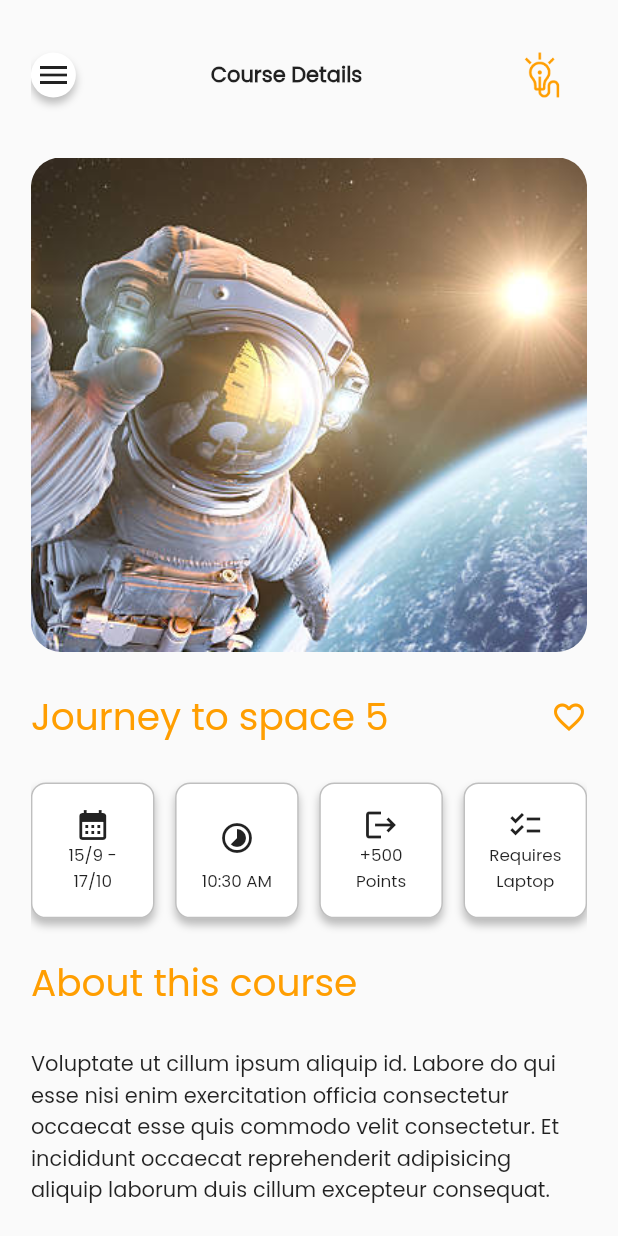
After one commit to axelabbas/isc_app, a Flutter app: the courseDetailsScreen screen opened directly, on a phone screen of 412 x 824 dp. The commit adds this screen. Run offline on Flutter 3.47's test engine with Material 2 defaults, Android fonts, the phone set to English and light mode, and no system bars.

Commit message:
created Course details screen

```diff
--- /dev/null
+++ b/lib/views/screens/coursesScreens/courseDetailsScreen.dart
@@ -0,0 +1,97 @@
+import 'package:flutter/material.dart';
+import 'package:iscapp/models/colorsClass.dart';
+import 'package:iscapp/views/screens/coursesScreen.dart';
+import 'package:iscapp/views/widgets/appBarWidget.dart';
+import 'package:iscapp/views/widgets/workshopsWidgets.dart/courseDetailsWidget.dart';
+
+class courseDetailsScreen extends StatefulWidget {
+  const courseDetailsScreen({super.key});
+
+  @override
+  State<courseDetailsScreen> createState() => _courseDetailsScreenState();
+}
+
+class _courseDetailsScreenState extends State<courseDetailsScreen> {
+  @override
+  Widget build(BuildContext context) {
+    return Scaffold(
+      body: Padding(
+        padding: EdgeInsets.symmetric(
+            horizontal: MediaQuery.of(context).size.width * 0.05, vertical: 20),
+        child: SingleChildScrollView(
+          child: Column(
+            children: [
+              appBarWidget("Course Details"),
+              SizedBox(
+                height: 25,
+              ),
+              Container(
+                height: MediaQuery.of(context).size.height * 0.4,
+                width: MediaQuery.of(context).size.width,
+                decoration: BoxDecoration(
+                  borderRadius: BorderRadius.circular(20),
+                  image: DecorationImage(
+                    image: AssetImage("assets/images/spaceman.jpg"),
+                    fit: BoxFit.cover,
+                  ),
+                ),
+              ),
+              SizedBox(
+                height: 25,
+              ),
+              Row(
+                mainAxisAlignment: MainAxisAlignment.spaceBetween,
+                children: [
+                  Text(
+                    "Journey to space 5",
+                    overflow: TextOverflow.ellipsis,
+                    softWrap: false,
+                    style:
+                        TextStyle(color: myColors.primaryColor, fontSize: 25),
+                  ),
+                  Icon(Icons.favorite_border_outlined,
+                      color: myColors.primaryColor)
+                ],
+              ),
+              SizedBox(
+                height: 25,
+              ),
+              Row(
+                mainAxisAlignment: MainAxisAlignment.spaceBetween,
+                children: [
+                  courseDetailsWidget(
+                      context,
+                      Icon(
+                        Icons.calendar_month,
+                      ),
+                      "15/9 - 17/10"),
+                  courseDetailsWidget(
+                      context, Icon(Icons.timelapse), "10:30 AM"),
+                  courseDetailsWidget(
+                      context, Icon(Icons.logout), "+500 Points"),
+                  courseDetailsWidget(
+                      context, Icon(Icons.checklist), "Requires Laptop"),
+                ],
+              ),
+              SizedBox(
+                height: 25,
+              ),
+              Align(
+                alignment: Alignment.centerLeft,
+                child: Text(
+                  "About this course",
+                  style: TextStyle(color: myColors.primaryColor, fontSize: 25),
+                ),
+              ),
+              SizedBox(
+                height: 25,
+              ),
+              Text(
+                  "Voluptate ut cillum ipsum aliquip id. Labore do qui esse nisi enim exercitation officia consectetur occaecat esse quis commodo velit consectetur. Et incididunt occaecat reprehenderit adipisicing aliquip laborum duis cillum excepteur consequat. Labore dolore anim culpa reprehenderit laborum id irure. Ipsum veniam minim magna fugiat qui incididunt irure incididunt magna consectetur nostrud. Do fugiat incididunt quis aute dolore exercitation pariatur officia.")
+            ],
+          ),
+        ),
+      ),
+    );
+  }
+}
--- /dev/null
+++ b/lib/views/widgets/workshopsWidgets.dart/courseDetailsWidget.dart
@@ -0,0 +1,37 @@
+import 'package:flutter/material.dart';
+
+Widget courseDetailsWidget(context, icon, title) {
+  return Container(
+    padding: EdgeInsets.symmetric(vertical: 15, horizontal: 10),
+    height: MediaQuery.of(context).size.height * 0.11,
+    width: MediaQuery.of(context).size.width * 0.2,
+    decoration: BoxDecoration(
+        color: Colors.white,
+        borderRadius: BorderRadius.circular(10),
+        boxShadow: [
+          BoxShadow(
+              color: Colors.black.withOpacity(0.25),
+              blurRadius: 4,
+              offset: Offset(0, 4))
+        ],
+        border: Border.all(
+          color: Colors.black.withOpacity(0.25),
+          width: 1,
+        )),
+    child: Column(
+      mainAxisAlignment: MainAxisAlignment.spaceBetween,
+      children: [
+        Container(),
+        icon,
+        Text(
+          title,
+          textAlign: TextAlign.center,
+          textScaleFactor: 0.8,
+          maxLines: 2,
+          softWrap: false,
+          overflow: TextOverflow.ellipsis,
+        ),
+      ],
+    ),
+  );
+}
--- a/lib/views/widgets/workshopsWidgets.dart/courseWidget.dart
+++ b/lib/views/widgets/workshopsWidgets.dart/courseWidget.dart
@@ -1,8 +1,14 @@
 import 'package:flutter/material.dart';
 import 'package:iscapp/views/screens/coursesScreen.dart';
+import 'package:iscapp/views/screens/coursesScreens/CourseDetailsScreen.dart';
 
 courseWidget(context, title, lessonCount, startDay, endDay, time) {
-  return Container(
+  return InkWell(
+    onTap: () {
+      Navigator.push(context,
+          MaterialPageRoute(builder: (context) => courseDetailsScreen()));
+    },
+    child: Container(
       height: MediaQuery.of(context).size.width * 0.17,
       margin: EdgeInsets.symmetric(vertical: 10),
       decoration: BoxDecoration(
@@ -43,7 +49,7 @@ courseWidget(context, title, lessonCount, startDay, endDay, time) {
                   style: TextStyle(
                       fontWeight: FontWeight.w600,
                       fontSize:
-                        AdaptiveTextSize().getadaptiveTextSize(context, 22)),
+                          AdaptiveTextSize().getadaptiveTextSize(context, 20)),
                 ),
                 Row(
                   children: [
@@ -52,7 +58,7 @@ courseWidget(context, title, lessonCount, startDay, endDay, time) {
                       "$startDay-$endDay",
                       style: TextStyle(
                           fontSize: AdaptiveTextSize()
-                            .getadaptiveTextSize(context, 20)),
+                              .getadaptiveTextSize(context, 18)),
                     ),
                     SizedBox(
                       width: 15,
@@ -62,7 +68,7 @@ courseWidget(context, title, lessonCount, startDay, endDay, time) {
                       "$time",
                       style: TextStyle(
                           fontSize: AdaptiveTextSize()
-                            .getadaptiveTextSize(context, 20)),
+                              .getadaptiveTextSize(context, 18)),
                     ),
                   ],
                 )
@@ -74,10 +80,10 @@ courseWidget(context, title, lessonCount, startDay, endDay, time) {
           ),
           Container(
             margin: EdgeInsets.only(right: 2, top: 2, bottom: 2),
-          height:
-              MediaQuery.of(context).size.width * 0.17, //> 100 ? 100 : imgSize,
-          width:
-              MediaQuery.of(context).size.width * 0.17, //> 100 ? 100 : imgSize,
+            height: MediaQuery.of(context).size.width *
+                0.17, //> 100 ? 100 : imgSize,
+            width: MediaQuery.of(context).size.width *
+                0.17, //> 100 ? 100 : imgSize,
             decoration: BoxDecoration(
                 image: DecorationImage(
                   image: AssetImage("assets/images/spaceman.jpg"),
@@ -87,5 +93,6 @@ courseWidget(context, title, lessonCount, startDay, endDay, time) {
           ),
         ],
       ),
+    ),
   );
 }
```
Lines whose indentation alone changed are shown as unchanged.
